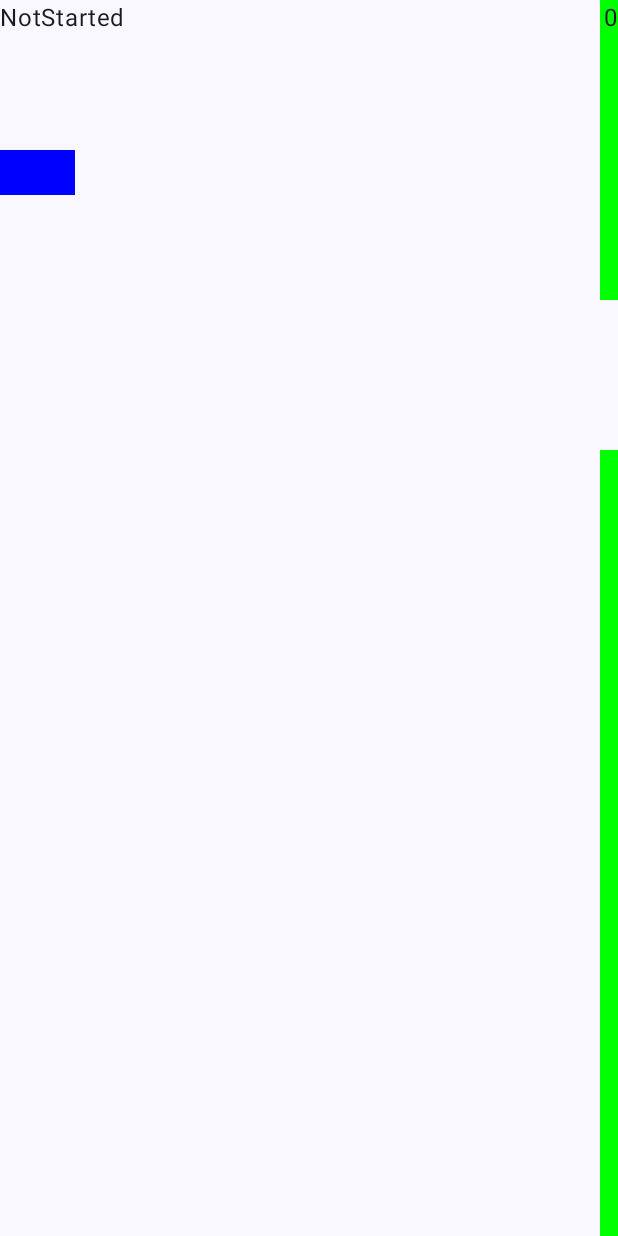
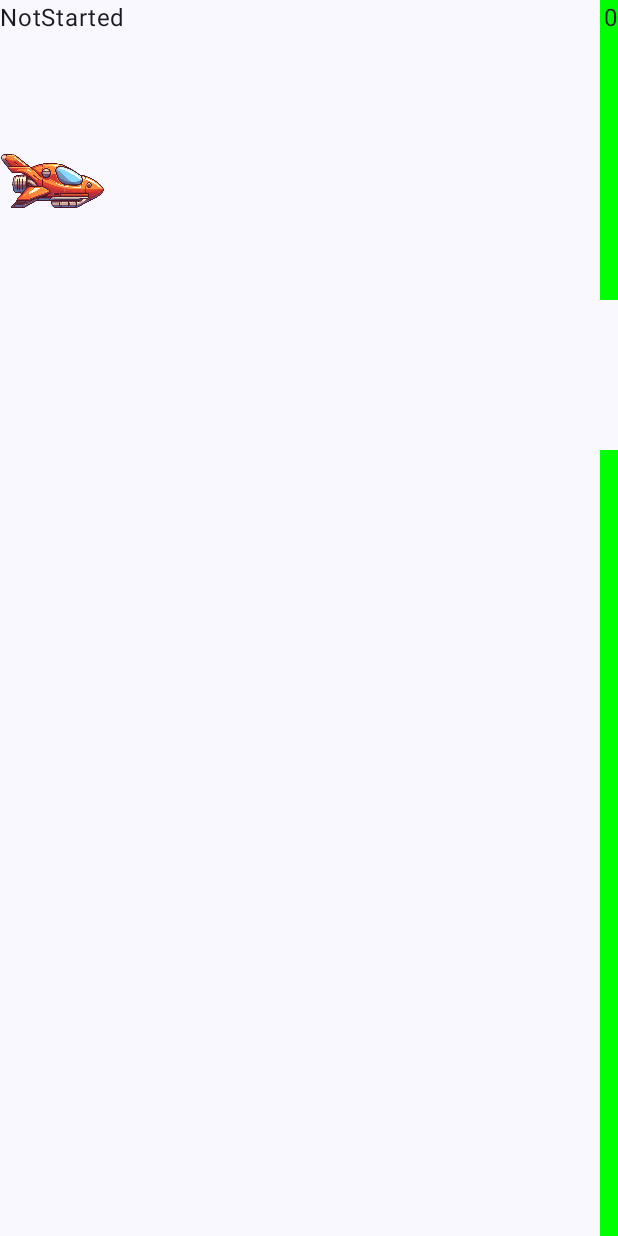
Before and after one commit to Mehdi-git/atari, an Android app built with Jetpack Compose: the screen it shows after launch (MainActivity), on a phone screen of 412 x 824 dp. Run offline under Robolectric (Android 15) with nearby library versions, the phone set to English and light mode, and no system bars; 1 statement that could not run was skipped.

Commit message:
feat: add player image

```diff
--- a/app/src/main/java/com/example/mygame/ui/components/Player.kt
+++ b/app/src/main/java/com/example/mygame/ui/components/Player.kt
@@ -1,15 +1,16 @@
 package com.example.mygame.ui.components
 
-import androidx.compose.foundation.background
+import androidx.compose.foundation.Image
 import androidx.compose.foundation.layout.Box
 import androidx.compose.foundation.layout.offset
 import androidx.compose.foundation.layout.size
 import androidx.compose.runtime.Composable
 import androidx.compose.runtime.collectAsState
 import androidx.compose.ui.Modifier
-import androidx.compose.ui.graphics.Color
+import androidx.compose.ui.res.painterResource
 import androidx.compose.ui.unit.IntOffset
 import androidx.compose.ui.unit.dp
+import com.example.mygame.R
 import com.example.mygame.ui.logic.PlayerClashLogic
 import com.example.mygame.ui.logic.PlayerLogic
 import com.example.mygame.ui.model.toDpSize
@@ -23,13 +24,14 @@ internal fun Player(
     Box(modifier) {
         val player = playerLogic.player.collectAsState()
         val clash = playerClashLogic.clashHappened.collectAsState().value
-        Box(
+        Image(
+            painterResource(id = R.drawable.car_one),
+            contentDescription = null,
             Modifier
                 .offset {
                     IntOffset(x = 0, y = player.value.y.dp.roundToPx())
                 }
                 .size(player.value.size.toDpSize())
-                .background(if (clash) Color.Red else Color.Blue)
         )
     }
 }
--- a/app/src/main/java/com/example/mygame/ui/model/Player.kt
+++ b/app/src/main/java/com/example/mygame/ui/model/Player.kt
@@ -6,7 +6,7 @@ import androidx.compose.ui.geometry.Rect
 data class Player(
     val y: Float,
     val speed: Float,
-    val size: Size = Size(50f, 30f)
+    val size: Size = Size(70f, 40f)
 ) {
 
     val rect = Rect(Offset(0f,y), size.toComposeSize())
```
Also changed, not shown: app/src/main/res/drawable/background.png (added), app/src/main/res/drawable/block_bottom.png (added), app/src/main/res/drawable/block_top.png (added), app/src/main/res/drawable/car_one.png (added).
